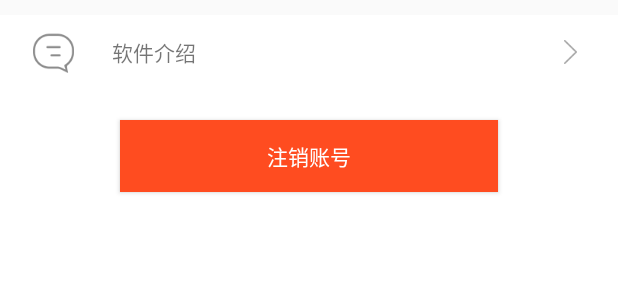
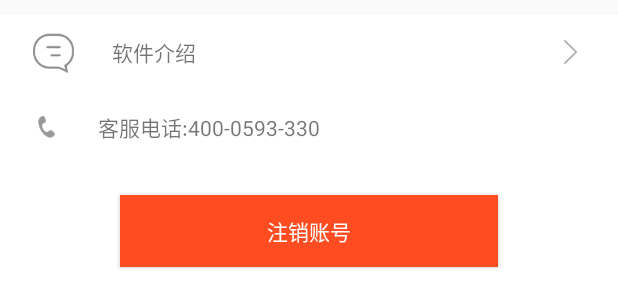
Before and after one commit to aitonjiaotong/BaMinPiaoWu20160422, an Android app: the layout mine_view02.xml on its own in the app's theme, with its tools: preview values and no code run, on a phone screen of 412 x 824 dp. Shown: the top 308 px of the screen. Run offline under Robolectric (Android 15) with nearby library versions, the phone set to English and light mode, and no system bars.

Commit message:
2016年4月28日15:30:25

```diff
--- a/八闽客票/build.gradle
+++ b/八闽客票/build.gradle
@@ -8,8 +8,8 @@ android {
         applicationId "bamin.com.kepiao"
         minSdkVersion 15
         targetSdkVersion 23
-        versionCode 1
-        versionName "1.0"
+        versionCode 2
+        versionName "1.0.1"
     }
     buildTypes {
         release {
--- a/八闽客票/src/main/res/layout/mine_view02.xml
+++ b/八闽客票/src/main/res/layout/mine_view02.xml
@@ -1,10 +1,10 @@
 <?xml version="1.0" encoding="utf-8"?>
 <LinearLayout xmlns:android="http://schemas.android.com/apk/res/android"
-              android:orientation="vertical"
+              android:layout_width="match_parent"
+              android:layout_height="match_parent"
               android:layout_marginTop="10dp"
               android:background="@color/white"
-              android:layout_width="match_parent"
-              android:layout_height="match_parent">
+              android:orientation="vertical">
 
     <RelativeLayout
         android:id="@+id/setting"
@@ -12,47 +12,75 @@
         android:layout_height="50dp">
 
         <ImageView
-            android:src="@mipmap/aboutsoft"
+            android:id="@+id/imageView"
             android:layout_width="wrap_content"
             android:layout_height="wrap_content"
-            android:id="@+id/imageView"
-            android:layout_centerVertical="true"
             android:layout_alignParentLeft="true"
             android:layout_alignParentStart="true"
+            android:layout_centerVertical="true"
             android:layout_marginLeft="20dp"
-            android:layout_marginStart="22dp"/>
+            android:layout_marginStart="22dp"
+            android:src="@mipmap/aboutsoft"/>
+
+        <TextView
+            android:id="@+id/textView"
+            android:layout_width="wrap_content"
+            android:layout_height="wrap_content"
+            android:layout_centerVertical="true"
+            android:layout_marginLeft="20dp"
+            android:layout_marginStart="25dp"
+            android:layout_toEndOf="@+id/imageView"
+            android:layout_toRightOf="@+id/imageView"
+            android:text="软件介绍"/>
+
+        <ImageView
+            android:id="@+id/imageView2"
+            android:layout_width="wrap_content"
+            android:layout_height="wrap_content"
+            android:layout_alignParentEnd="true"
+            android:layout_alignParentRight="true"
+            android:layout_centerVertical="true"
+            android:layout_marginEnd="27dp"
+            android:layout_marginRight="20dp"
+            android:src="@mipmap/ic_me_arrow_right_gray"/>
+    </RelativeLayout>
+
+    <RelativeLayout
+        android:id="@+id/phone"
+        android:layout_width="match_parent"
+        android:layout_height="50dp">
+
+        <ImageView
+            android:id="@+id/iv_phone"
+            android:layout_width="wrap_content"
+            android:layout_height="wrap_content"
+            android:layout_alignParentLeft="true"
+            android:layout_alignParentStart="true"
+            android:layout_centerVertical="true"
+            android:layout_marginLeft="20dp"
+            android:layout_marginStart="22dp"
+            android:src="@mipmap/ic_phone"/>
 
         <TextView
             android:layout_width="wrap_content"
             android:layout_height="wrap_content"
-            android:text="软件介绍"
-            android:id="@+id/textView"
             android:layout_centerVertical="true"
-            android:layout_toRightOf="@+id/imageView"
-            android:layout_toEndOf="@+id/imageView"
             android:layout_marginLeft="20dp"
-            android:layout_marginStart="25dp"/>
+            android:layout_marginStart="25dp"
+            android:layout_toEndOf="@+id/iv_phone"
+            android:layout_toRightOf="@+id/iv_phone"
+            android:text="客服电话:400-0593-330"/>
+    </RelativeLayout>
 
-        <ImageView
-            android:src="@mipmap/ic_me_arrow_right_gray"
-            android:layout_width="wrap_content"
-            android:layout_height="wrap_content"
-            android:id="@+id/imageView2"
-            android:layout_centerVertical="true"
-            android:layout_alignParentRight="true"
-            android:layout_alignParentEnd="true"
-            android:layout_marginRight="20dp"
-            android:layout_marginEnd="27dp"/>
-    </RelativeLayout>
     <Button
         android:id="@+id/button_zuxiao"
         android:layout_width="match_parent"
         android:layout_height="wrap_content"
         android:layout_gravity="center_horizontal"
+        android:layout_marginBottom="20dp"
         android:layout_marginLeft="80dp"
         android:layout_marginRight="80dp"
         android:layout_marginTop="20dp"
-        android:layout_marginBottom="20dp"
         android:background="#ff4c20"
         android:text="注销账号"
         android:textColor="@color/white"
```
Also changed, not shown: 八闽客票/src/main/res/mipmap-xhdpi/ic_phone.png (added).
